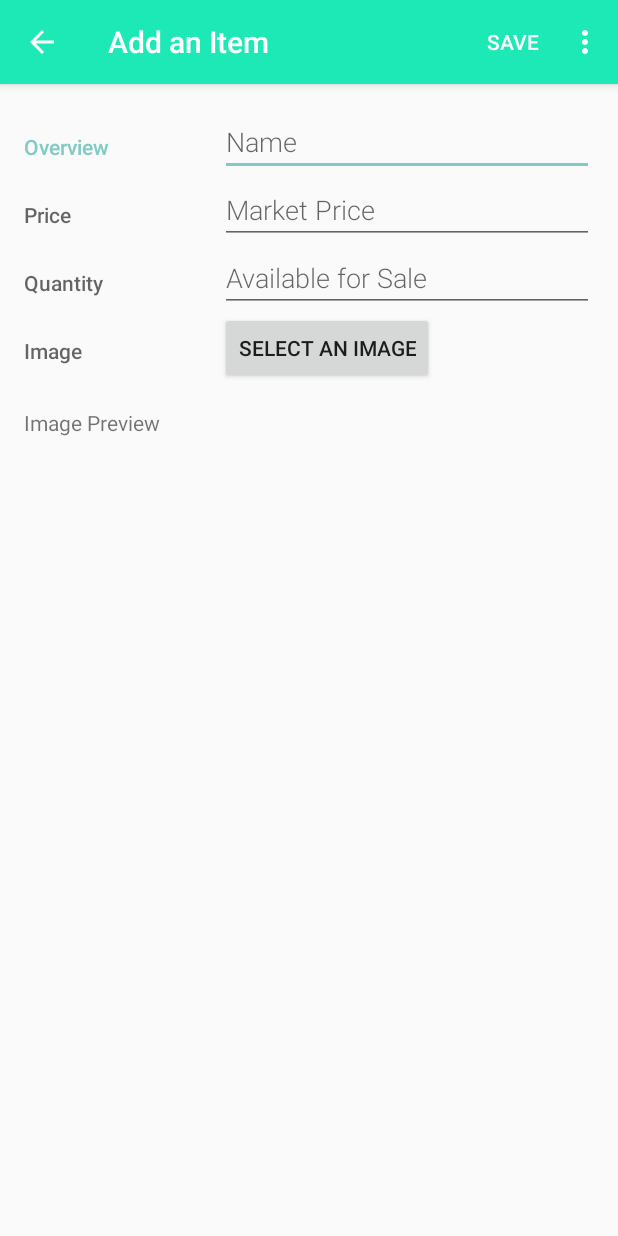
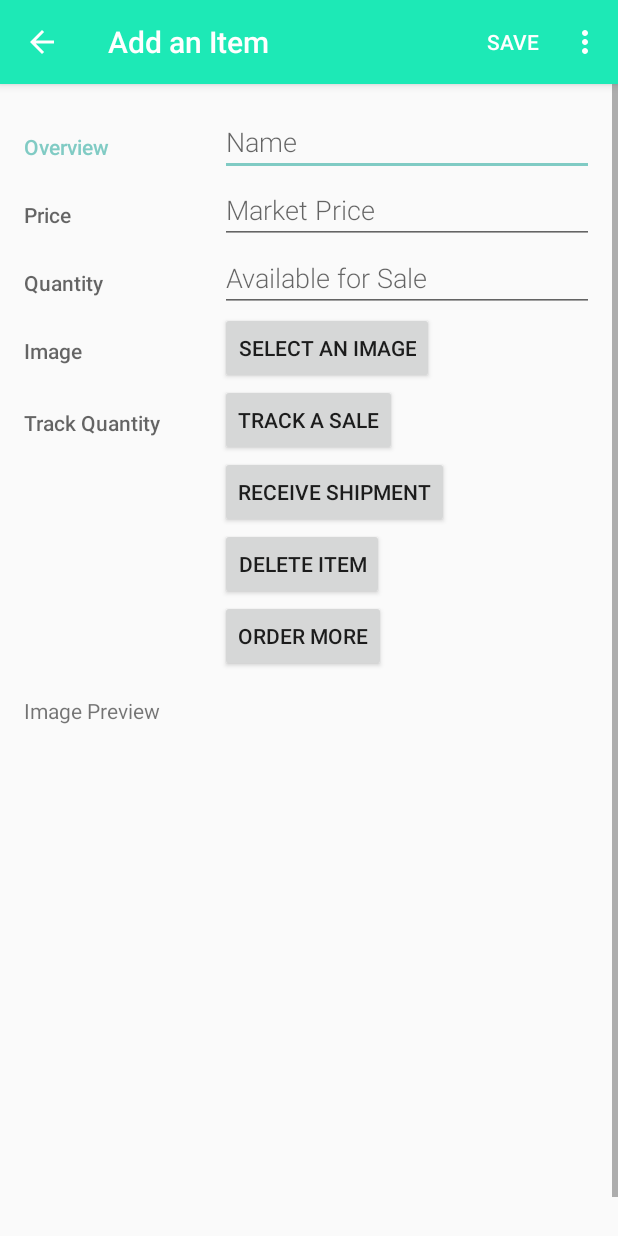
Before and after one commit to waakye/GarageItem1, an Android app: the EditorActivity screen opened directly, with no data from a screen before it, on a phone screen of 412 x 824 dp. Run offline under Robolectric (Android 15) with nearby library versions, the phone set to English and light mode, and no system bars.

Commit message:
Move quantity tracking buttons to activity_editor.xml from activity_detail.xml

```diff
--- a/app/src/main/res/layout/activity_editor.xml
+++ b/app/src/main/res/layout/activity_editor.xml
@@ -1,12 +1,16 @@
 <?xml version="1.0" encoding="utf-8"?>
-<LinearLayout
-    xmlns:android="http://schemas.android.com/apk/res/android"
+<ScrollView xmlns:android="http://schemas.android.com/apk/res/android"
     xmlns:tools="http://schemas.android.com/tools"
-    android:orientation="vertical"
     android:layout_width="match_parent"
     android:layout_height="match_parent"
-    android:padding="@dimen/activity_margin"
+    android:fillViewport="true"
     tools:context=".EditorActivity">
+
+    <LinearLayout
+        android:layout_width="match_parent"
+        android:layout_height="wrap_content"
+        android:orientation="vertical"
+        android:padding="@dimen/activity_margin">
 
         <!-- Overview category -->
         <LinearLayout
@@ -15,22 +19,22 @@
             android:orientation="horizontal">
 
             <TextView
-            android:text="@string/category_overview"
-            style="@style/CategoryStyle"/>
+                style="@style/CategoryStyle"
+                android:text="@string/category_overview" />
 
             <!-- Input fields -->
             <LinearLayout
                 android:layout_width="0dp"
                 android:layout_height="wrap_content"
                 android:layout_weight="2"
-            android:paddingLeft="@dimen/padding_left_indent"
-            android:orientation="vertical">
+                android:orientation="vertical"
+                android:paddingLeft="@dimen/padding_left_indent">
 
                 <EditText
                     android:id="@+id/edit_item_name"
+                    style="@style/EditorFieldStyle"
                     android:hint="@string/hint_item_name"
-                android:inputType="textCapWords"
-                style="@style/EditorFieldStyle"/>
+                    android:inputType="textCapWords" />
 
             </LinearLayout>
         </LinearLayout>
@@ -43,15 +47,15 @@
             android:orientation="horizontal">
 
             <TextView
-            android:hint="@string/category_price"
-            style="@style/CategoryStyle"/>
+                style="@style/CategoryStyle"
+                android:hint="@string/category_price" />
 
             <LinearLayout
                 android:layout_width="0dp"
                 android:layout_height="wrap_content"
                 android:layout_weight="2"
-            android:paddingLeft="@dimen/padding_left_indent"
-            android:orientation="vertical">
+                android:orientation="vertical"
+                android:paddingLeft="@dimen/padding_left_indent">
 
                 <EditText
                     android:id="@+id/edit_item_price"
@@ -70,15 +74,15 @@
             android:orientation="horizontal">
 
             <TextView
-            android:hint="@string/category_quantity"
-            style="@style/CategoryStyle"/>
+                style="@style/CategoryStyle"
+                android:hint="@string/category_quantity" />
 
             <LinearLayout
                 android:layout_width="0dp"
                 android:layout_height="wrap_content"
                 android:layout_weight="2"
-            android:paddingLeft="@dimen/padding_left_indent"
-            android:orientation="vertical">
+                android:orientation="vertical"
+                android:paddingLeft="@dimen/padding_left_indent">
 
                 <EditText
                     android:id="@+id/edit_item_quantity"
@@ -96,42 +100,87 @@
             android:orientation="horizontal">
 
             <TextView
-            android:hint="@string/category_image"
-            style="@style/CategoryStyle"/>
+                style="@style/CategoryStyle"
+                android:hint="@string/category_image" />
 
             <LinearLayout
                 android:layout_width="0dp"
                 android:layout_height="wrap_content"
                 android:layout_weight="2"
-            android:paddingLeft="@dimen/padding_left_indent"
-            android:orientation="vertical">
+                android:orientation="vertical"
+                android:paddingLeft="@dimen/padding_left_indent">
 
                 <Button
                     android:id="@+id/add_image_button"
-                android:text="@string/add_image_button"
                     android:layout_width="wrap_content"
-                android:layout_height="wrap_content" />
+                    android:layout_height="wrap_content"
+                    android:text="@string/add_image_button" />
 
             </LinearLayout>
 
         </LinearLayout>
 
+        <LinearLayout
+            android:id="@+id/container_track_quantity"
+            android:layout_width="match_parent"
+            android:layout_height="wrap_content"
+            android:orientation="horizontal">
+
             <TextView
-        android:text="@string/image_preview"
+                style="@style/CategoryStyle"
+                android:hint="@string/category_track_quantity" />
+
+            <LinearLayout
+                android:layout_width="0dp"
+                android:layout_height="wrap_content"
+                android:layout_weight="2"
+                android:orientation="vertical"
+                android:paddingLeft="@dimen/padding_left_indent">
+
+                <Button
+                    android:id="@+id/track_a_sale_button"
                     android:layout_width="wrap_content"
                     android:layout_height="wrap_content"
-        android:paddingTop="@dimen/activity_margin"/>
+                    android:text="@string/track_a_sale_button" />
+
+                <Button
+                    android:id="@+id/receive_shipment_button"
+                    android:layout_width="wrap_content"
+                    android:layout_height="wrap_content"
+                    android:text="@string/receive_shipment_button" />
+
+                <Button
+                    android:id="@+id/delete_item_button"
+                    android:layout_width="wrap_content"
+                    android:layout_height="wrap_content"
+                    android:text="@string/delete_item_button" />
+
+                <Button
+                    android:id="@+id/order_more_button"
+                    android:layout_width="wrap_content"
+                    android:layout_height="wrap_content"
+                    android:text="@string/order_more_button" />
+
+            </LinearLayout>
+        </LinearLayout>
+
+        <TextView
+            android:layout_width="wrap_content"
+            android:layout_height="wrap_content"
+            android:paddingTop="@dimen/activity_margin"
+            android:text="@string/image_preview" />
 
         <TextView
             android:id="@+id/image_uri"
             android:layout_width="wrap_content"
             android:layout_height="wrap_content"
-        android:paddingTop="@dimen/activity_margin"
-        android:paddingBottom="@dimen/activity_margin"/>
+            android:paddingBottom="@dimen/activity_margin"
+            android:paddingTop="@dimen/activity_margin" />
 
         <ImageView
             android:id="@+id/image"
             android:layout_width="300dp"
             android:layout_height="300dp"
-        android:scaleType="centerCrop"/>
+            android:scaleType="centerCrop" />
     </LinearLayout>
+</ScrollView>
```
Lines whose indentation alone changed are shown as unchanged.
